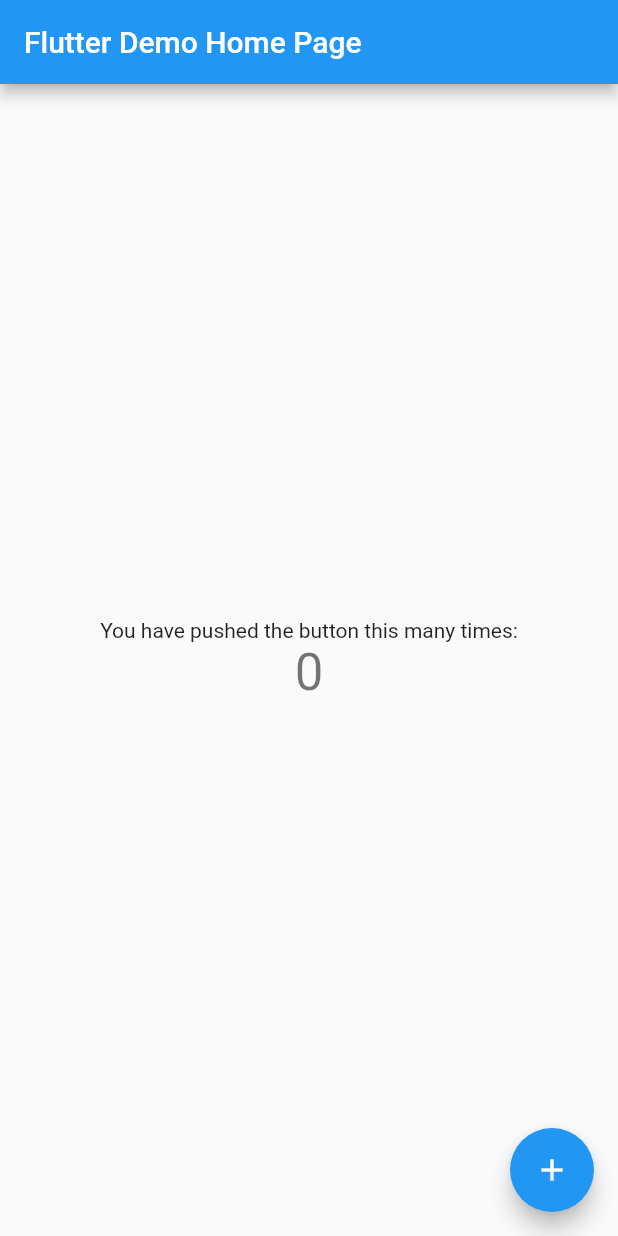
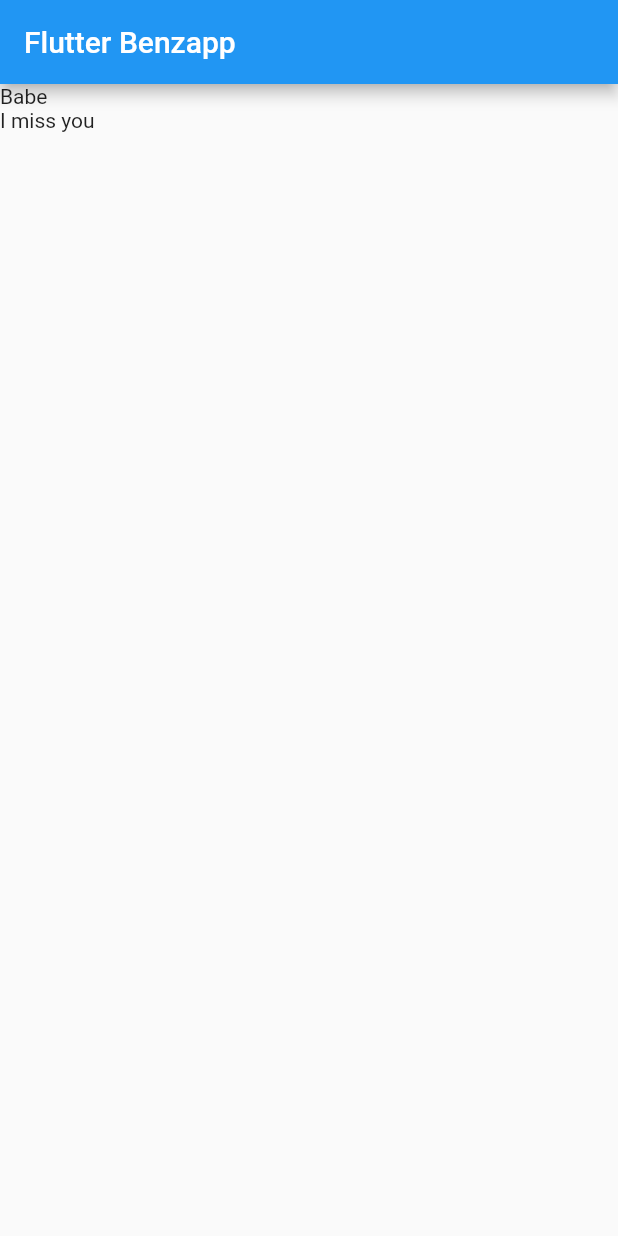
Before and after one commit to xcesco/benzapp-flutter, a Flutter app: the screen it shows after launch, on a phone screen of 412 x 824 dp. Run offline on Flutter 3.47's test engine with Material 2 defaults, Android fonts, the phone set to English and light mode, and no system bars.

Commit message:
wip on Android Setup

```diff
--- a/lib/main.dart
+++ b/lib/main.dart
@@ -1,3 +1,4 @@
+import 'package:benzapp_flutter/widgets/passcode_view.dart';
 import 'package:flutter/material.dart';
 
 void main() {
@@ -10,22 +11,8 @@
   // This widget is the root of your application.
   @override
   Widget build(BuildContext context) {
-    return MaterialApp(
-      title: 'Flutter Demo',
-      theme: ThemeData(
-        // This is the theme of your application.
-        //
-        // Try running your application with "flutter run". You'll see the
-        // application has a blue toolbar. Then, without quitting the app, try
-        // changing the primarySwatch below to Colors.green and then invoke
-        // "hot reload" (press "r" in the console where you ran "flutter run",
-        // or simply save your changes to "hot reload" in a Flutter IDE).
-        // Notice that the counter didn't reset back to zero; the application
-        // is not restarted.
-        primarySwatch: Colors.blue,
-      ),
-      home: const MyHomePage(title: 'Flutter Demo Home Page'),
-    );
+    return const MaterialApp(
+        title: 'Flutter Benzapp', home: MyHomePage(title: 'Flutter Benzapp'));
   }
 }
 
@@ -70,46 +57,11 @@
     // fast, so that you can just rebuild anything that needs updating rather
     // than having to individually change instances of widgets.
     return Scaffold(
-      appBar: AppBar(
-        // Here we take the value from the MyHomePage object that was created by
-        // the App.build method, and use it to set our appbar title.
-        title: Text(widget.title),
-      ),
-      body: Center(
-        // Center is a layout widget. It takes a single child and positions it
-        // in the middle of the parent.
-        child: Column(
-          // Column is also a layout widget. It takes a list of children and
-          // arranges them vertically. By default, it sizes itself to fit its
-          // children horizontally, and tries to be as tall as its parent.
-          //
-          // Invoke "debug painting" (press "p" in the console, choose the
-          // "Toggle Debug Paint" action from the Flutter Inspector in Android
-          // Studio, or the "Toggle Debug Paint" command in Visual Studio Code)
-          // to see the wireframe for each widget.
-          //
-          // Column has various properties to control how it sizes itself and
-          // how it positions its children. Here we use mainAxisAlignment to
-          // center the children vertically; the main axis here is the vertical
-          // axis because Columns are vertical (the cross axis would be
-          // horizontal).
-          mainAxisAlignment: MainAxisAlignment.center,
-          children: <Widget>[
-            const Text(
-              'You have pushed the button this many times:',
-            ),
-            Text(
-              '$_counter',
-              style: Theme.of(context).textTheme.headline4,
-            ),
-          ],
+        appBar: AppBar(
+          // Here we take the value from the MyHomePage object that was created by
+          // the App.build method, and use it to set our appbar title.
+          title: Text(widget.title),
         ),
-      ),
-      floatingActionButton: FloatingActionButton(
-        onPressed: _incrementCounter,
-        tooltip: 'Increment',
-        child: const Icon(Icons.add),
-      ), // This trailing comma makes auto-formatting nicer for build methods.
-    );
+        body: const PasscodeView());
   }
 }
--- /dev/null
+++ b/lib/widgets/passcode_view.dart
@@ -0,0 +1,20 @@
+import 'package:flutter/material.dart';
+
+class PasscodeView extends StatelessWidget {
+  const PasscodeView({Key? key}) : super(key: key);
+
+  @override
+  Widget build(BuildContext context) {
+    return ConstrainedBox(
+      constraints: const BoxConstraints(
+          minWidth: double.infinity, maxHeight: double.infinity),
+      child: Column(
+        crossAxisAlignment: CrossAxisAlignment.stretch,
+        children: <Widget>[
+          Container(child: Text("Babe")),
+          Text("I miss you"),
+        ],
+      ),
+    );
+  }
+}
```
Also changed, not shown: 4 other files.
